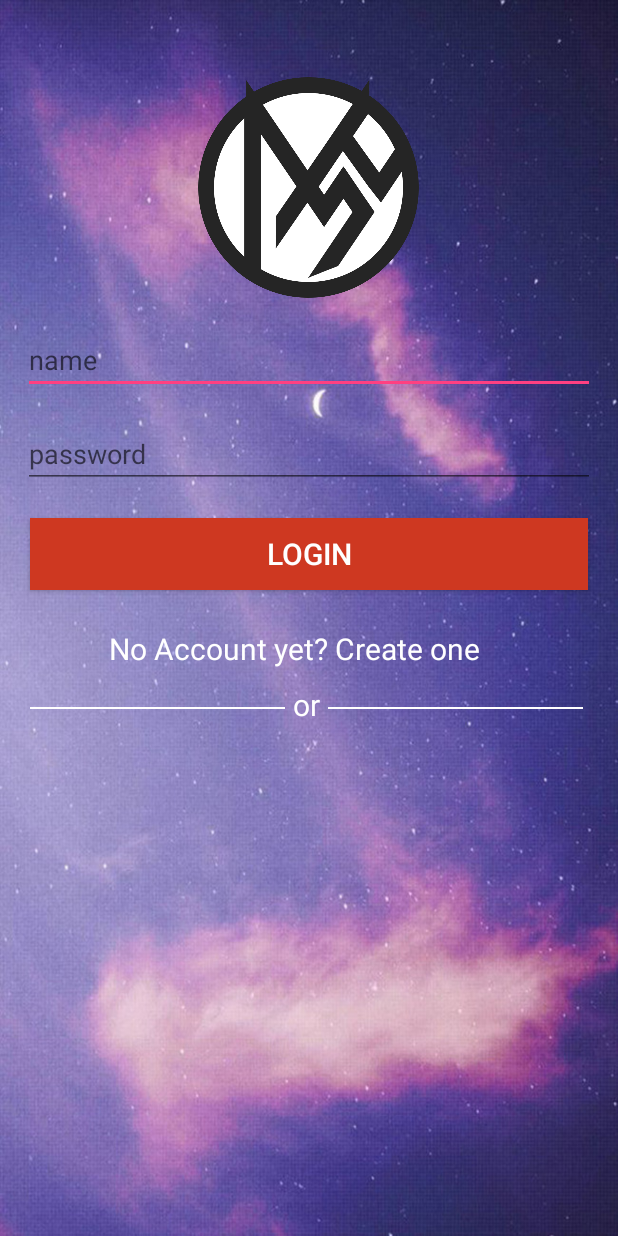
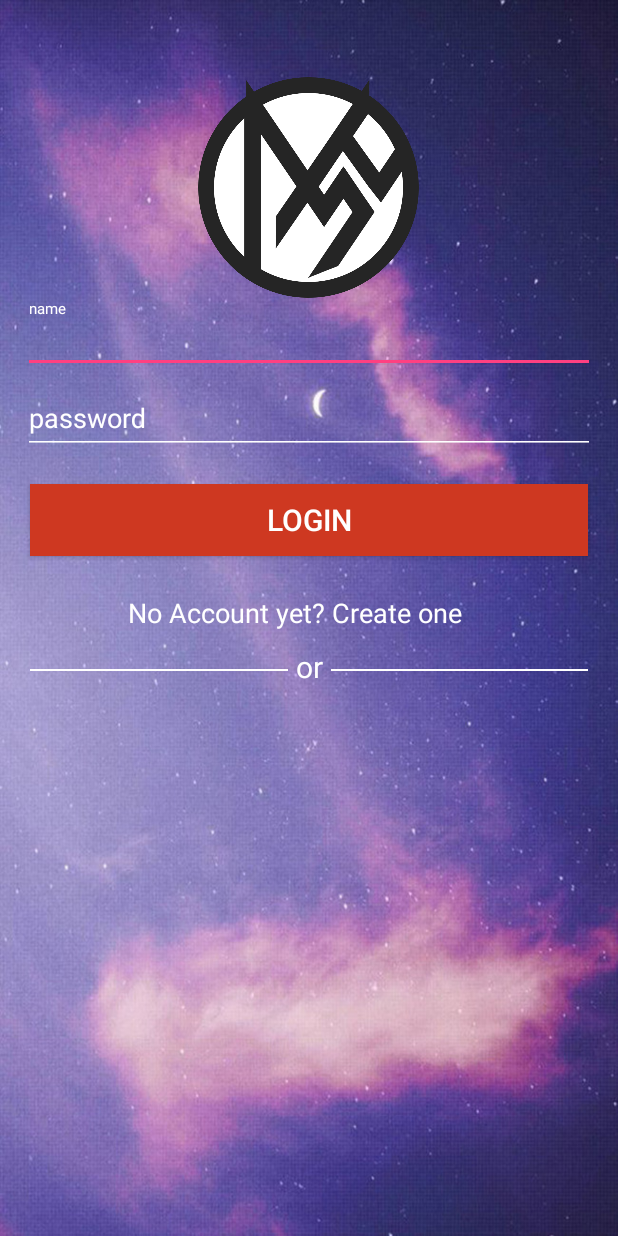
Before and after one commit to QuocTuan1998/MSC, an Android app: the LoginActivity screen opened directly, with no data from a screen before it, on a phone screen of 412 x 824 dp. Run offline under Robolectric (Android 15) with nearby library versions, the phone set to English and light mode, and no system bars.

Commit message:
chinh sua giao dien login theo material design

```diff
--- a/app/build.gradle
+++ b/app/build.gradle
@@ -19,14 +19,14 @@ android {
 }
 
 dependencies {
-    implementation fileTree(dir: 'libs', include: ['*.jar'])
+    implementation fileTree(include: ['*.jar'], dir: 'libs')
     implementation 'com.android.support:appcompat-v7:26.1.0'
     implementation 'com.android.support.constraint:constraint-layout:1.0.2'
     testImplementation 'junit:junit:4.12'
     androidTestImplementation 'com.android.support.test:runner:1.0.1'
     androidTestImplementation 'com.android.support.test.espresso:espresso-core:3.0.1'
-
     implementation 'com.android.support:design:26.1.0'
     implementation 'com.daimajia.easing:library:2.0@aar'
     implementation 'com.daimajia.androidanimations:library:2.3@aar'
+    implementation 'com.android.support:design:26.1.0'
 }
--- a/app/src/main/res/layout/activity_login.xml
+++ b/app/src/main/res/layout/activity_login.xml
@@ -15,27 +15,53 @@
         android:src="@drawable/login_logo"
         android:layout_width="150dp"
         android:layout_height="150dp" />
+
+    <android.support.design.widget.TextInputLayout
+        app:hintTextAppearance="@color/colorWhite"
+        android:backgroundTint="@color/colorWhite"
+        android:textColorHint="@color/colorWhite"
+        android:layout_width="match_parent"
+        android:layout_height="wrap_content">
         <EditText
+            style="@style/ColorWhiteEdittext"
+            android:textColorHint="@color/colorWhite"
+            android:backgroundTint="@color/colorWhite"
             android:id="@+id/edit_name"
             android:hint="@string/name"
             android:layout_marginLeft="15dp"
             android:layout_marginTop="17dp"
             android:layout_marginRight="15dp"
-        android:textColor="@android:color/white"
+            android:textColor="@color/colorWhite"
             android:layout_width="match_parent"
             android:layout_height="wrap_content" />
+    </android.support.design.widget.TextInputLayout>
+
+    <android.support.design.widget.TextInputLayout
+        app:hintTextAppearance="@color/colorWhite"
+        android:backgroundTint="@color/colorWhite"
+        android:textColorHint="@color/colorWhite"
+        android:layout_width="match_parent"
+        android:layout_height="wrap_content">
+
         <EditText
+            android:backgroundTint="@color/colorWhite"
+            android:textColorHint="@color/colorWhite"
             android:id="@+id/edit_pass"
             android:hint="@string/pass"
             android:layout_marginLeft="15dp"
             android:layout_marginTop="17dp"
             android:layout_marginRight="15dp"
-        android:textColor="@android:color/white"
+            android:textColor="@color/colorWhite"
             android:layout_width="match_parent"
             android:layout_height="wrap_content" />
+    </android.support.design.widget.TextInputLayout>
+
 
     <Button
         android:id="@+id/btn_sign_in"
+        android:clickable="true"
+        android:focusable="true"
+        android:foreground="?attr/selectableItemBackground"
         android:padding="10dp"
         android:background="#ce3821"
         android:textSize="20sp"
@@ -53,7 +79,7 @@
             android:layout_marginRight="19dp"
             android:layout_marginTop="25dp"
             android:layout_marginBottom="10dp"
-            android:textSize="20sp"
+            android:textSize="18sp"
             android:textColor="@android:color/white"
             android:layout_width="match_parent"
             android:layout_height="wrap_content" />
@@ -64,9 +90,10 @@
         android:layout_marginRight="20dp"
         android:layout_height="wrap_content">
         <View
+            android:layout_weight="1"
             android:layout_marginTop="15dp"
             android:background="#fff"
-            android:layout_width="170dp"
+            android:layout_width="wrap_content"
             android:layout_height="1dp"/>
         <TextView
             android:textColor="@android:color/white"
@@ -77,9 +104,10 @@
             android:layout_width="wrap_content"
             android:layout_height="wrap_content" />
         <View
+            android:layout_weight="1"
             android:layout_marginTop="15dp"
             android:background="#fff"
-            android:layout_width="170dp"
+            android:layout_width="wrap_content"
             android:layout_height="1dp"/>
     </LinearLayout>
 
--- a/app/src/main/res/values/colors.xml
+++ b/app/src/main/res/values/colors.xml
@@ -3,4 +3,5 @@
     <color name="colorPrimary">#3F51B5</color>
     <color name="colorPrimaryDark">#303F9F</color>
     <color name="colorAccent">#FF4081</color>
+    <color name="colorWhite">#FFFFFF</color>
 </resources>
--- a/app/src/main/res/values/styles.xml
+++ b/app/src/main/res/values/styles.xml
@@ -8,4 +8,9 @@
         <item name="colorAccent">@color/colorAccent</item>
     </style>
 
+    <style name="ColorWhiteEdittext" parent="Theme.AppCompat.Light.NoActionBar">
+        <item name="colorAccent">@color/colorPrimary</item>
+        <item name="colorControlNormal">@color/colorWhite</item>
+
+    </style>
 </resources>
```
Lines whose indentation alone changed are shown as unchanged.
